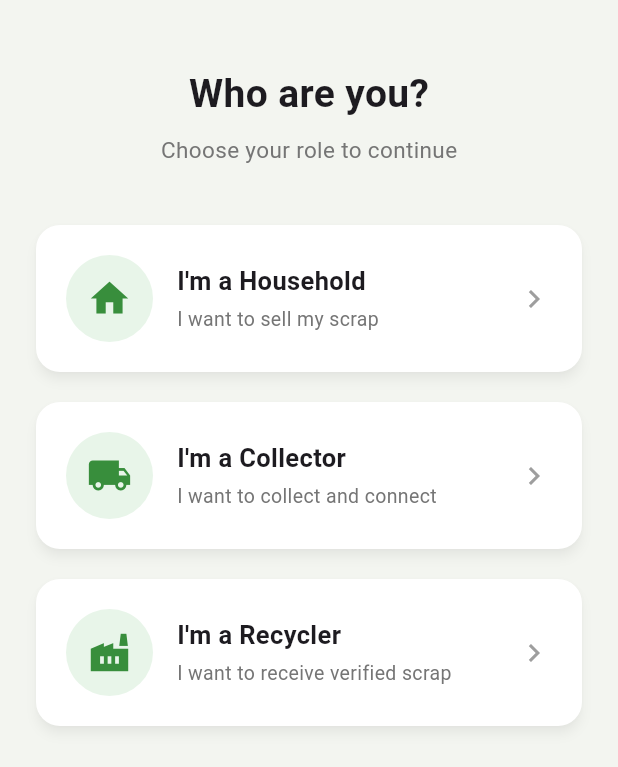
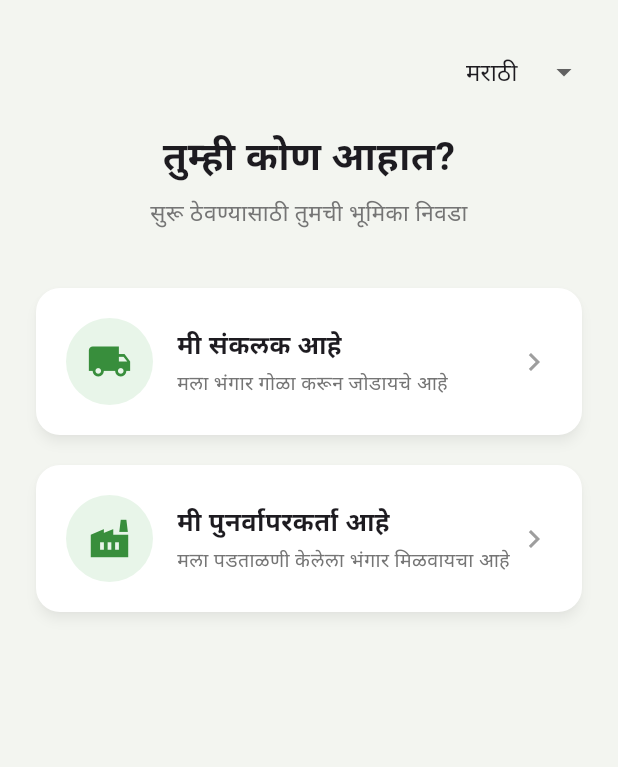
Before and after one commit to chetanprasadofficial/kabadi-setu, a Flutter app: the RoleSelectScreen screen opened directly, on a phone screen of 412 x 824 dp. Shown: the top 767 px of the screen. Run offline on Flutter 3.47's test engine with Material 3 defaults, Android fonts, the phone set to English and light mode, and no system bars.

Commit message:
v0.1.0: 2-role selection, Marathi/Hindi/English localization

````diff
--- /dev/null
+++ b/l10n.yaml
@@ -0,0 +1,3 @@
+arb-dir: lib/l10n
+template-arb-file: app_mr.arb
+output-localization-file: app_localizations.dart
--- a/lib/config/modules_config.dart
+++ b/lib/config/modules_config.dart
@@ -34,18 +34,17 @@ final List<AppModule> appModules = [
   ),
 ];
 
-final List<AppModule> householdModules = [
+// Collector handles the full pipeline: captures scrap from households,
+// values it, connects with recyclers, hands over, and syncs payment.
+final List<AppModule> collectorModules = [
   appModules[0], // Capture
   appModules[1], // Value
-  appModules[2], // Connect
-];
-
-final List<AppModule> collectorModules = [
   appModules[2], // Connect
   appModules[3], // Handover
   appModules[4], // Sync & Pay
 ];
 
+// Recycler is on the receiving end — confirms handover and payment sync.
 final List<AppModule> recyclerModules = [
   appModules[3], // Handover
   appModules[4], // Sync & Pay
--- /dev/null
+++ b/lib/l10n/app_localizations.dart
@@ -0,0 +1,252 @@
+import 'dart:async';
+
+import 'package:flutter/foundation.dart';
+import 'package:flutter/widgets.dart';
+import 'package:flutter_localizations/flutter_localizations.dart';
+import 'package:intl/intl.dart' as intl;
+
+import 'app_localizations_en.dart';
+import 'app_localizations_hi.dart';
+import 'app_localizations_mr.dart';
+
+// ignore_for_file: type=lint
+
+/// Callers can lookup localized strings with an instance of AppLocalizations
+/// returned by `AppLocalizations.of(context)`.
+///
+/// Applications need to include `AppLocalizations.delegate()` in their app's
+/// `localizationDelegates` list, and the locales they support in the app's
+/// `supportedLocales` list. For example:
+///
+/// ```dart
+/// import 'l10n/app_localizations.dart';
+///
+/// return MaterialApp(
+///   localizationsDelegates: AppLocalizations.localizationsDelegates,
+///   supportedLocales: AppLocalizations.supportedLocales,
+///   home: MyApplicationHome(),
+/// );
+/// ```
+///
+/// ## Update pubspec.yaml
+///
+/// Please make sure to update your pubspec.yaml to include the following
+/// packages:
+///
+/// ```yaml
+/// dependencies:
+///   # Internationalization support.
+///   flutter_localizations:
+///     sdk: flutter
+///   intl: any # Use the pinned version from flutter_localizations
+///
+///   # Rest of dependencies
+/// ```
+///
+/// ## iOS Applications
+///
+/// iOS applications define key application metadata, including supported
+/// locales, in an Info.plist file that is built into the application bundle.
+/// To configure the locales supported by your app, you’ll need to edit this
+/// file.
+///
+/// First, open your project’s ios/Runner.xcworkspace Xcode workspace file.
+/// Then, in the Project Navigator, open the Info.plist file under the Runner
+/// project’s Runner folder.
+///
+/// Next, select the Information Property List item, select Add Item from the
+/// Editor menu, then select Localizations from the pop-up menu.
+///
+/// Select and expand the newly-created Localizations item then, for each
+/// locale your application supports, add a new item and select the locale
+/// you wish to add from the pop-up menu in the Value field. This list should
+/// be consistent with the languages listed in the AppLocalizations.supportedLocales
+/// property.
+abstract class AppLocalizations {
+  AppLocalizations(String locale)
+    : localeName = intl.Intl.canonicalizedLocale(locale.toString());
+
+  final String localeName;
+
+  static AppLocalizations? of(BuildContext context) {
+    return Localizations.of<AppLocalizations>(context, AppLocalizations);
+  }
+
+  static const LocalizationsDelegate<AppLocalizations> delegate =
+      _AppLocalizationsDelegate();
+
+  /// A list of this localizations delegate along with the default localizations
+  /// delegates.
+  ///
+  /// Returns a list of localizations delegates containing this delegate along with
+  /// GlobalMaterialLocalizations.delegate, GlobalCupertinoLocalizations.delegate,
+  /// and GlobalWidgetsLocalizations.delegate.
+  ///
+  /// Additional delegates can be added by appending to this list in
+  /// MaterialApp. This list does not have to be used at all if a custom list
+  /// of delegates is preferred or required.
+  static const List<LocalizationsDelegate<dynamic>> localizationsDelegates =
+      <LocalizationsDelegate<dynamic>>[
+        delegate,
+        GlobalMaterialLocalizations.delegate,
+        GlobalCupertinoLocalizations.delegate,
+        GlobalWidgetsLocalizations.delegate,
+      ];
+
+  /// A list of this localizations delegate's supported locales.
+  static const List<Locale> supportedLocales = <Locale>[
+    Locale('en'),
+    Locale('hi'),
+    Locale('mr'),
+  ];
+
+  /// No description provided for @appTitle.
+  ///
+  /// In mr, this message translates to:
+  /// **'कबाडी सेतू'**
+  String get appTitle;
+
+  /// No description provided for @whoAreYou.
+  ///
+  /// In mr, this message translates to:
+  /// **'तुम्ही कोण आहात?'**
+  String get whoAreYou;
+
+  /// No description provided for @chooseRole.
+  ///
+  /// In mr, this message translates to:
+  /// **'सुरू ठेवण्यासाठी तुमची भूमिका निवडा'**
+  String get chooseRole;
+
+  /// No description provided for @imCollector.
+  ///
+  /// In mr, this message translates to:
+  /// **'मी संकलक आहे'**
+  String get imCollector;
+
+  /// No description provided for @collectorSubtitle.
+  ///
+  /// In mr, this message translates to:
+  /// **'मला भंगार गोळा करून जोडायचे आहे'**
+  String get collectorSubtitle;
+
+  /// No description provided for @imRecycler.
+  ///
+  /// In mr, this message translates to:
+  /// **'मी पुनर्वापरकर्ता आहे'**
+  String get imRecycler;
+
+  /// No description provided for @recyclerSubtitle.
+  ///
+  /// In mr, this message translates to:
+  /// **'मला पडताळणी केलेला भंगार मिळवायचा आहे'**
+  String get recyclerSubtitle;
+
+  /// No description provided for @loggedInAs.
+  ///
+  /// In mr, this message translates to:
+  /// **'{role} म्हणून लॉग इन केले'**
+  String loggedInAs(Object role);
+
+  /// No description provided for @whatToDo.
+  ///
+  /// In mr, this message translates to:
+  /// **'तुम्हाला काय करायचे आहे?'**
+  String get whatToDo;
+
+  /// No description provided for @capture.
+  ///
+  /// In mr, this message translates to:
+  /// **'कॅप्चर'**
+  String get capture;
+
+  /// No description provided for @value.
+  ///
+  /// In mr, this message translates to:
+  /// **'मूल्य'**
+  String get value;
+
+  /// No description provided for @connect.
+  ///
+  /// In mr, this message translates to:
+  /// **'कनेक्ट'**
+  String get connect;
+
+  /// No description provided for @handover.
+  ///
+  /// In mr, this message translates to:
+  /// **'हस्तांतरण'**
+  String get handover;
+
+  /// No description provided for @syncPay.
+  ///
+  /// In mr, this message translates to:
+  /// **'सिंक आणि पैसे द्या'**
+  String get syncPay;
+
+  /// No description provided for @scrapCollected.
+  ///
+  /// In mr, this message translates to:
+  /// **'गोळा केलेला भंगार'**
+  String get scrapCollected;
+
+  /// No description provided for @earnings.
+  ///
+  /// In mr, this message translates to:
+  /// **'कमाई'**
+  String get earnings;
+
+  /// No description provided for @getStarted.
+  ///
+  /// In mr, this message translates to:
+  /// **'सुरू करा'**
+  String get getStarted;
+
+  /// No description provided for @tagline.
+  ///
+  /// In mr, this message translates to:
+  /// **'अनौपचारिक संकलकाला औपचारिक पुनर्वापर साखळीशी जोडणे'**
+  String get tagline;
+
+  /// No description provided for @comingSoon.
+  ///
+  /// In mr, this message translates to:
+  /// **'लवकरच येत आहे'**
+  String get comingSoon;
+}
+
+class _AppLocalizationsDelegate
+    extends LocalizationsDelegate<AppLocalizations> {
+  const _AppLocalizationsDelegate();
+
+  @override
+  Future<AppLocalizations> load(Locale locale) {
+    return SynchronousFuture<AppLocalizations>(lookupAppLocalizations(locale));
+  }
+
+  @override
+  bool isSupported(Locale locale) =>
+      <String>['en', 'hi', 'mr'].contains(locale.languageCode);
+
+  @override
+  bool shouldReload(_AppLocalizationsDelegate old) => false;
+}
+
+AppLocalizations lookupAppLocalizations(Locale locale) {
+  // Lookup logic when only language code is specified.
+  switch (locale.languageCode) {
+    case 'en':
+      return AppLocalizationsEn();
+    case 'hi':
+      return AppLocalizationsHi();
+    case 'mr':
+      return AppLocalizationsMr();
+  }
+
+  throw FlutterError(
+    'AppLocalizations.delegate failed to load unsupported locale "$locale". This is likely '
+    'an issue with the localizations generation tool. Please file an issue '
+    'on GitHub with a reproducible sample app and the gen-l10n configuration '
+    'that was used.',
+  );
+}
--- /dev/null
+++ b/lib/l10n/app_mr.arb
@@ -0,0 +1,22 @@
+{
+  "@@locale": "mr",
+  "appTitle": "कबाडी सेतू",
+  "whoAreYou": "तुम्ही कोण आहात?",
+  "chooseRole": "सुरू ठेवण्यासाठी तुमची भूमिका निवडा",
+  "imCollector": "मी संकलक आहे",
+  "collectorSubtitle": "मला भंगार गोळा करून जोडायचे आहे",
+  "imRecycler": "मी पुनर्वापरकर्ता आहे",
+  "recyclerSubtitle": "मला पडताळणी केलेला भंगार मिळवायचा आहे",
+  "loggedInAs": "{role} म्हणून लॉग इन केले",
+  "whatToDo": "तुम्हाला काय करायचे आहे?",
+  "capture": "कॅप्चर",
+  "value": "मूल्य",
+  "connect": "कनेक्ट",
+  "handover": "हस्तांतरण",
+  "syncPay": "सिंक आणि पैसे द्या",
+  "scrapCollected": "गोळा केलेला भंगार",
+  "earnings": "कमाई",
+  "getStarted": "सुरू करा",
+  "tagline": "अनौपचारिक संकलकाला औपचारिक पुनर्वापर साखळीशी जोडणे",
+  "comingSoon": "लवकरच येत आहे"
+}
--- a/lib/screens/capture_screen.dart
+++ b/lib/screens/capture_screen.dart
@@ -1,13 +1,15 @@
 import 'package:flutter/material.dart';
+import '../l10n/app_localizations.dart';
 
 class CaptureScreen extends StatelessWidget {
   const CaptureScreen({super.key});
 
   @override
   Widget build(BuildContext context) {
+    final t = AppLocalizations.of(context)!;
     return Scaffold(
-      appBar: AppBar(title: const Text('Capture')),
-      body: const Center(child: Text('Coming soon')),
+      appBar: AppBar(title: Text(t.capture)),
+      body: Center(child: Text(t.comingSoon)),
     );
   }
 }
--- a/lib/screens/connect_screen.dart
+++ b/lib/screens/connect_screen.dart
@@ -1,13 +1,15 @@
 import 'package:flutter/material.dart';
+import '../l10n/app_localizations.dart';
 
 class ConnectScreen extends StatelessWidget {
   const ConnectScreen({super.key});
 
   @override
   Widget build(BuildContext context) {
+    final t = AppLocalizations.of(context)!;
     return Scaffold(
-      appBar: AppBar(title: const Text('Connect')),
-      body: const Center(child: Text('Coming soon')),
+      appBar: AppBar(title: Text(t.connect)),
+      body: Center(child: Text(t.comingSoon)),
     );
   }
 }
--- a/lib/screens/handover_screen.dart
+++ b/lib/screens/handover_screen.dart
@@ -1,13 +1,15 @@
 import 'package:flutter/material.dart';
+import '../l10n/app_localizations.dart';
 
 class HandoverScreen extends StatelessWidget {
   const HandoverScreen({super.key});
 
   @override
   Widget build(BuildContext context) {
+    final t = AppLocalizations.of(context)!;
     return Scaffold(
-      appBar: AppBar(title: const Text('Handover')),
-      body: const Center(child: Text('Coming soon')),
+      appBar: AppBar(title: Text(t.handover)),
+      body: Center(child: Text(t.comingSoon)),
     );
   }
 }
--- a/lib/screens/role_select_screen.dart
+++ b/lib/screens/role_select_screen.dart
@@ -2,12 +2,16 @@ import 'package:flutter/material.dart';
 import 'home_screen.dart';
 import '../config/modules_config.dart';
 import '../models/app_module.dart';
+import '../l10n/app_localizations.dart';
+import '../main.dart';
 
 class RoleSelectScreen extends StatelessWidget {
   const RoleSelectScreen({super.key});
 
   @override
   Widget build(BuildContext context) {
+    final t = AppLocalizations.of(context)!;
+
     return Scaffold(
       backgroundColor: const Color(0xFFF3F5F0),
       body: SafeArea(
@@ -16,36 +20,35 @@ class RoleSelectScreen extends StatelessWidget {
           child: Column(
             crossAxisAlignment: CrossAxisAlignment.center,
             children: [
-              const SizedBox(height: 20),
-              const Text(
-                'Who are you?',
-                style: TextStyle(fontSize: 26, fontWeight: FontWeight.bold),
+              Align(
+                alignment: Alignment.topRight,
+                child: _LanguageSwitcher(),
+              ),
+              const SizedBox(height: 12),
+              Text(
+                t.whoAreYou,
+                style: const TextStyle(fontSize: 26, fontWeight: FontWeight.bold),
+                textAlign: TextAlign.center,
               ),
               const SizedBox(height: 8),
               Text(
-                'Choose your role to continue',
+                t.chooseRole,
                 style: TextStyle(fontSize: 15, color: Colors.grey.shade600),
+                textAlign: TextAlign.center,
               ),
               const SizedBox(height: 40),
               _RoleCard(
-                icon: Icons.home,
-                title: "I'm a Household",
-                subtitle: 'I want to sell my scrap',
-                onTap: () => _goHome(context, 'Household', householdModules),
-              ),
-              const SizedBox(height: 20),
-              _RoleCard(
                 icon: Icons.local_shipping,
-                title: "I'm a Collector",
-                subtitle: 'I want to collect and connect',
-                onTap: () => _goHome(context, 'Collector', collectorModules),
+                title: t.imCollector,
+                subtitle: t.collectorSubtitle,
+                onTap: () => _goHome(context, t.imCollector, collectorModules),
               ),
               const SizedBox(height: 20),
               _RoleCard(
                 icon: Icons.factory,
-                title: "I'm a Recycler",
-                subtitle: 'I want to receive verified scrap',
-                onTap: () => _goHome(context, 'Recycler', recyclerModules),
+                title: t.imRecycler,
+                subtitle: t.recyclerSubtitle,
+                onTap: () => _goHome(context, t.imRecycler, recyclerModules),
               ),
             ],
           ),
@@ -60,6 +63,29 @@ class RoleSelectScreen extends StatelessWidget {
       MaterialPageRoute(
         builder: (_) => HomeScreen(roleName: role, modules: modules),
       ),
+    );
+  }
+}
+
+class _LanguageSwitcher extends StatelessWidget {
+  @override
+  Widget build(BuildContext context) {
+    return ValueListenableBuilder<Locale>(
+      valueListenable: localeNotifier,
+      builder: (context, currentLocale, _) {
+        return DropdownButton<Locale>(
+          value: currentLocale,
+          underline: const SizedBox(),
+          items: const [
+            DropdownMenuItem(value: Locale('mr'), child: Text('मराठी')),
+            DropdownMenuItem(value: Locale('hi'), child: Text('हिंदी')),
+            DropdownMenuItem(value: Locale('en'), child: Text('English')),
+          ],
+          onChanged: (locale) {
+            if (locale != null) localeNotifier.value = locale;
+          },
+        );
+      },
     );
   }
 }
@@ -106,10 +132,7 @@ class _RoleCard extends StatelessWidget {
                   children: [
                     Text(
                       title,
-                      style: const TextStyle(
-                        fontSize: 17,
-                        fontWeight: FontWeight.w600,
-                      ),
+                      style: const TextStyle(fontSize: 17, fontWeight: FontWeight.w600),
                     ),
                     const SizedBox(height: 4),
                     Text(
--- a/lib/screens/sync_pay_screen.dart
+++ b/lib/screens/sync_pay_screen.dart
@@ -1,13 +1,15 @@
 import 'package:flutter/material.dart';
+import '../l10n/app_localizations.dart';
 
 class SyncPayScreen extends StatelessWidget {
   const SyncPayScreen({super.key});
 
   @override
   Widget build(BuildContext context) {
+    final t = AppLocalizations.of(context)!;
     return Scaffold(
-      appBar: AppBar(title: const Text('Sync & Pay')),
-      body: const Center(child: Text('Coming soon')),
+      appBar: AppBar(title: Text(t.syncPay)),
+      body: Center(child: Text(t.comingSoon)),
     );
   }
 }
--- a/lib/screens/value_screen.dart
+++ b/lib/screens/value_screen.dart
@@ -1,13 +1,15 @@
 import 'package:flutter/material.dart';
+import '../l10n/app_localizations.dart';
 
 class ValueScreen extends StatelessWidget {
   const ValueScreen({super.key});
 
   @override
   Widget build(BuildContext context) {
+    final t = AppLocalizations.of(context)!;
     return Scaffold(
-      appBar: AppBar(title: const Text('Value')),
-      body: const Center(child: Text('Coming soon')),
+      appBar: AppBar(title: Text(t.value)),
+      body: Center(child: Text(t.comingSoon)),
     );
   }
 }
````
Also changed, not shown: lib/l10n/app_en.arb (added, +22 -0 lines), lib/l10n/app_hi.arb (added, +22 -0 lines), lib/l10n/app_localizations_en.dart (added, +71 -0 lines), lib/l10n/app_localizations_hi.dart (added, +71 -0 lines), lib/l10n/app_localizations_mr.dart (added, +70 -0 lines), lib/main.dart (+21 -0 lines), lib/screens/home_screen.dart (+16 -33 lines), lib/screens/onboarding_screen.dart (+12 -9 lines), lib/screens/splash_screen.dart (+8 -5 lines), pubspec.yaml (+7 -0 lines), pubspec.lock.
